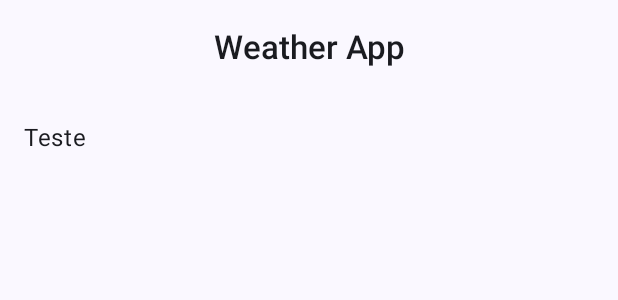
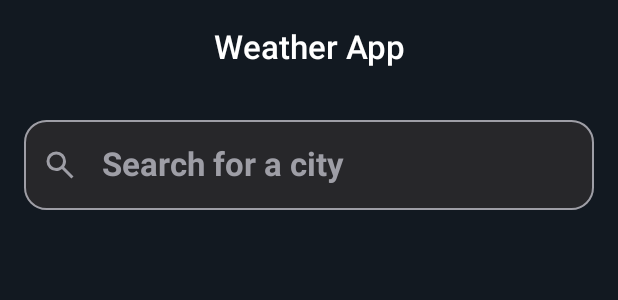
Before and after one commit to MatheusAngelicio/Weather-3.0, an Android app built with Jetpack Compose: the @Preview function SearchCitiesContentPreview, on a phone screen of 412 x 824 dp. Shown: the top 300 px of the screen. Run offline under Robolectric (Android 15) with nearby library versions, the phone set to English and light mode, and no system bars.

Commit message:
Create WeatherTextField

```diff
--- /dev/null
+++ b/app/src/main/java/com/example/weather/ui/components/WeatherTextField.kt
@@ -0,0 +1,87 @@
+package com.example.weather.ui.components
+
+import androidx.compose.foundation.layout.fillMaxWidth
+import androidx.compose.foundation.layout.padding
+import androidx.compose.foundation.shape.RoundedCornerShape
+import androidx.compose.foundation.text.KeyboardOptions
+import androidx.compose.material3.Icon
+import androidx.compose.material3.MaterialTheme
+import androidx.compose.material3.OutlinedTextField
+import androidx.compose.material3.OutlinedTextFieldDefaults
+import androidx.compose.material3.Text
+import androidx.compose.runtime.Composable
+import androidx.compose.ui.Modifier
+import androidx.compose.ui.graphics.Color
+import androidx.compose.ui.res.painterResource
+import androidx.compose.ui.text.font.FontWeight
+import androidx.compose.ui.text.input.KeyboardType
+import androidx.compose.ui.text.style.TextAlign
+import androidx.compose.ui.unit.dp
+import com.example.weather.ui.theme.Gray300
+import com.example.weather.ui.theme.Gray900
+
+@Composable
+fun WeatherTextField(
+    value: String,
+    onValueChange: (String) -> Unit,
+    placeholder: String = "",
+    keyboardType: KeyboardType = KeyboardType.Text,
+    icon: Int? = null,
+) {
+
+    OutlinedTextField(
+        shape = RoundedCornerShape(25),
+        value = value,
+        onValueChange = onValueChange,
+        modifier = Modifier.fillMaxWidth(),
+        singleLine = true,
+        textStyle = MaterialTheme.typography.titleLarge.copy(
+            fontWeight = FontWeight.Bold,
+            textAlign = TextAlign.Start
+        ),
+        placeholder = {
+            Text(
+                text = placeholder,
+                modifier = Modifier.fillMaxWidth(),
+                style = MaterialTheme.typography.titleLarge.copy(
+                    fontWeight = FontWeight.Bold,
+                    textAlign = TextAlign.Start
+                )
+            )
+        },
+        keyboardOptions = KeyboardOptions(
+            keyboardType = keyboardType
+        ),
+        leadingIcon = {
+            icon?.let {
+                Icon(
+                    painter = painterResource(it),
+                    contentDescription = null,
+                    modifier = Modifier.padding(4.dp),
+                )
+            }
+        },
+        colors = OutlinedTextFieldDefaults.colors(
+            //background
+            focusedContainerColor = Gray900,
+            unfocusedContainerColor = Gray900,
+
+            //icon
+            focusedLeadingIconColor = Gray300,
+            unfocusedLeadingIconColor = Gray300,
+
+            //hint
+            focusedPlaceholderColor = Gray300,
+            unfocusedPlaceholderColor = Gray300,
+
+            //text
+            focusedTextColor = Color.White,
+            unfocusedTextColor = Color.White,
+            cursorColor = Color.White,
+
+            //border
+            focusedBorderColor = Gray300,
+            unfocusedBorderColor = Gray300,
+        )
+    )
+}
--- a/app/src/main/java/com/example/weather/ui/modules/searchCities/SearchCitiesScreen.kt
+++ b/app/src/main/java/com/example/weather/ui/modules/searchCities/SearchCitiesScreen.kt
@@ -13,9 +13,12 @@ import androidx.compose.material3.Text
 import androidx.compose.material3.TopAppBarDefaults
 import androidx.compose.runtime.Composable
 import androidx.compose.ui.Modifier
+import androidx.compose.ui.graphics.Color
 import androidx.compose.ui.text.font.FontWeight
 import androidx.compose.ui.tooling.preview.Preview
 import androidx.compose.ui.unit.dp
+import com.example.weather.R
+import com.example.weather.ui.components.WeatherTextField
 import com.example.weather.ui.theme.WeatherTheme
 
 @Composable
@@ -30,7 +33,11 @@ fun SearchCitiesContent() {
         topBar = {
             CenterAlignedTopAppBar(
                 title = {
-                    Text(text = "Weather App", fontWeight = FontWeight.SemiBold)
+                    Text(
+                        text = "Weather App",
+                        fontWeight = FontWeight.SemiBold,
+                        color = Color.White
+                    )
                 },
                 colors = TopAppBarDefaults.topAppBarColors(
                     containerColor = MaterialTheme.colorScheme.background
@@ -46,8 +53,12 @@ fun SearchCitiesContent() {
                 .consumeWindowInsets(innerPadding)
                 .systemBarsPadding()
         ) {
-            // Trocar pelo input onde usuario ira pesquisar por uma cidade
-            Text("Teste")
+            WeatherTextField(
+                value = "",
+                onValueChange = { },
+                placeholder = "Search for a city",
+                icon = R.drawable.ic_search
+            )
         }
     }
 }
--- a/app/src/main/java/com/example/weather/ui/theme/Color.kt
+++ b/app/src/main/java/com/example/weather/ui/theme/Color.kt
@@ -9,3 +9,6 @@ val Pink80 = Color(0xFFEFB8C8)
 val Purple40 = Color(0xFF6650a4)
 val PurpleGrey40 = Color(0xFF625b71)
 val Pink40 = Color(0xFF7D5260)
+
+val Gray900 = Color(0xFF27272A)
+val Gray300 = Color(0xFF9E9EA6)
--- a/app/src/main/java/com/example/weather/ui/theme/Theme.kt
+++ b/app/src/main/java/com/example/weather/ui/theme/Theme.kt
@@ -9,6 +9,7 @@ import androidx.compose.material3.dynamicDarkColorScheme
 import androidx.compose.material3.dynamicLightColorScheme
 import androidx.compose.material3.lightColorScheme
 import androidx.compose.runtime.Composable
+import androidx.compose.ui.graphics.Color
 import androidx.compose.ui.platform.LocalContext
 
 private val DarkColorScheme = darkColorScheme(
@@ -20,7 +21,9 @@ private val DarkColorScheme = darkColorScheme(
 private val LightColorScheme = lightColorScheme(
     primary = Purple40,
     secondary = PurpleGrey40,
-    tertiary = Pink40
+    tertiary = Pink40,
+    background = Color(0xFF121921),
+
 
     /* Other default colors to override
     background = Color(0xFFFFFBFE),
@@ -37,7 +40,7 @@ private val LightColorScheme = lightColorScheme(
 fun WeatherTheme(
     darkTheme: Boolean = isSystemInDarkTheme(),
     // Dynamic color is available on Android 12+
-    dynamicColor: Boolean = true,
+    dynamicColor: Boolean = false,
     content: @Composable () -> Unit
 ) {
     val colorScheme = when {
--- /dev/null
+++ b/app/src/main/res/drawable/ic_search.xml
@@ -0,0 +1,9 @@
+<vector xmlns:android="http://schemas.android.com/apk/res/android"
+    android:width="24dp"
+    android:height="24dp"
+    android:viewportWidth="960"
+    android:viewportHeight="960">
+  <path
+      android:pathData="M784,840 L532,588q-30,24 -69,38t-83,14q-109,0 -184.5,-75.5T120,380q0,-109 75.5,-184.5T380,120q109,0 184.5,75.5T640,380q0,44 -14,83t-38,69l252,252 -56,56ZM380,560q75,0 127.5,-52.5T560,380q0,-75 -52.5,-127.5T380,200q-75,0 -127.5,52.5T200,380q0,75 52.5,127.5T380,560Z"
+      android:fillColor="#e3e3e3"/>
+</vector>
```
